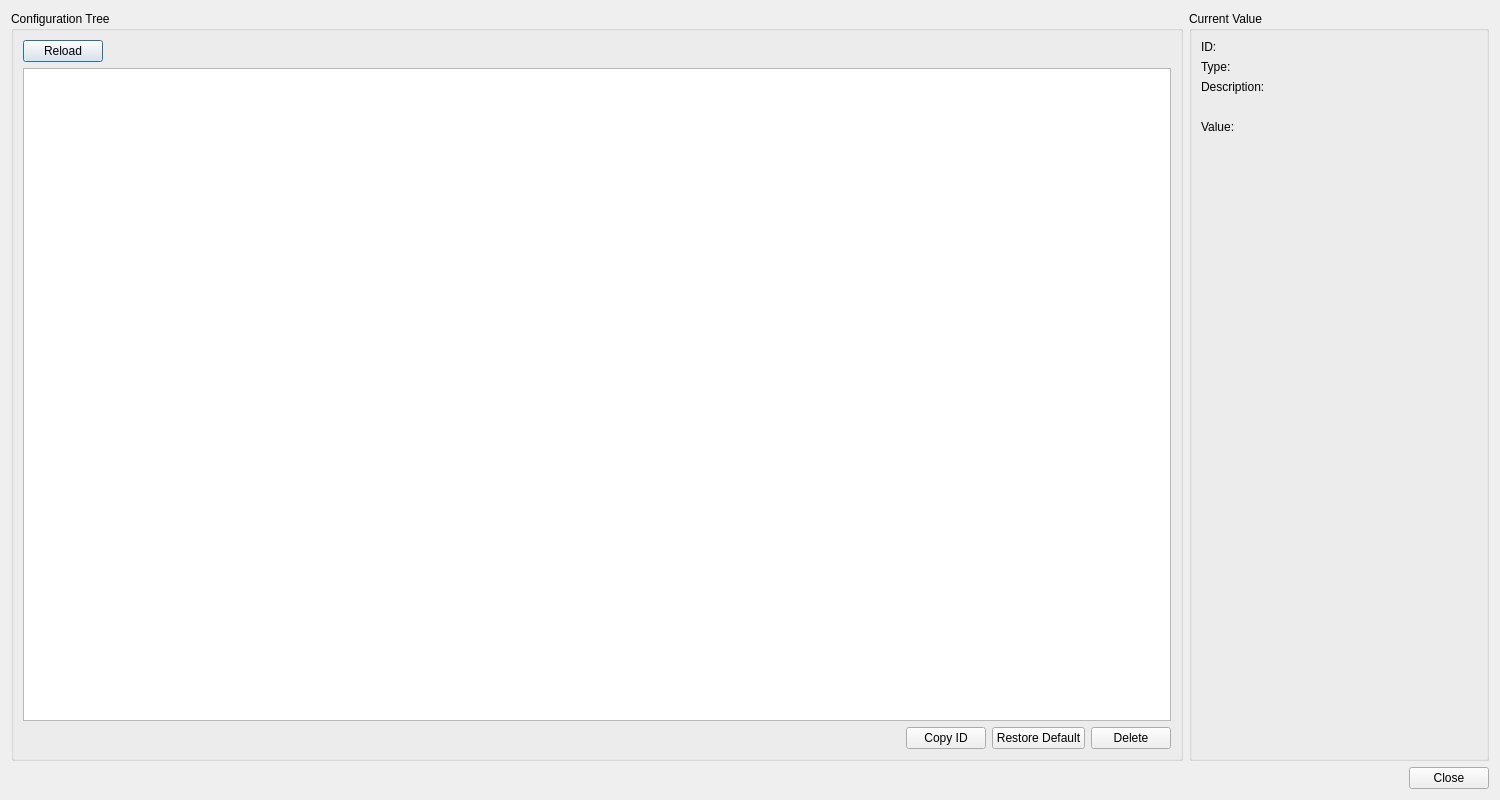
Qt form Dialogs/DlgConfigEditor.ui (ma7t3/ScheduleMaster) before a commit.
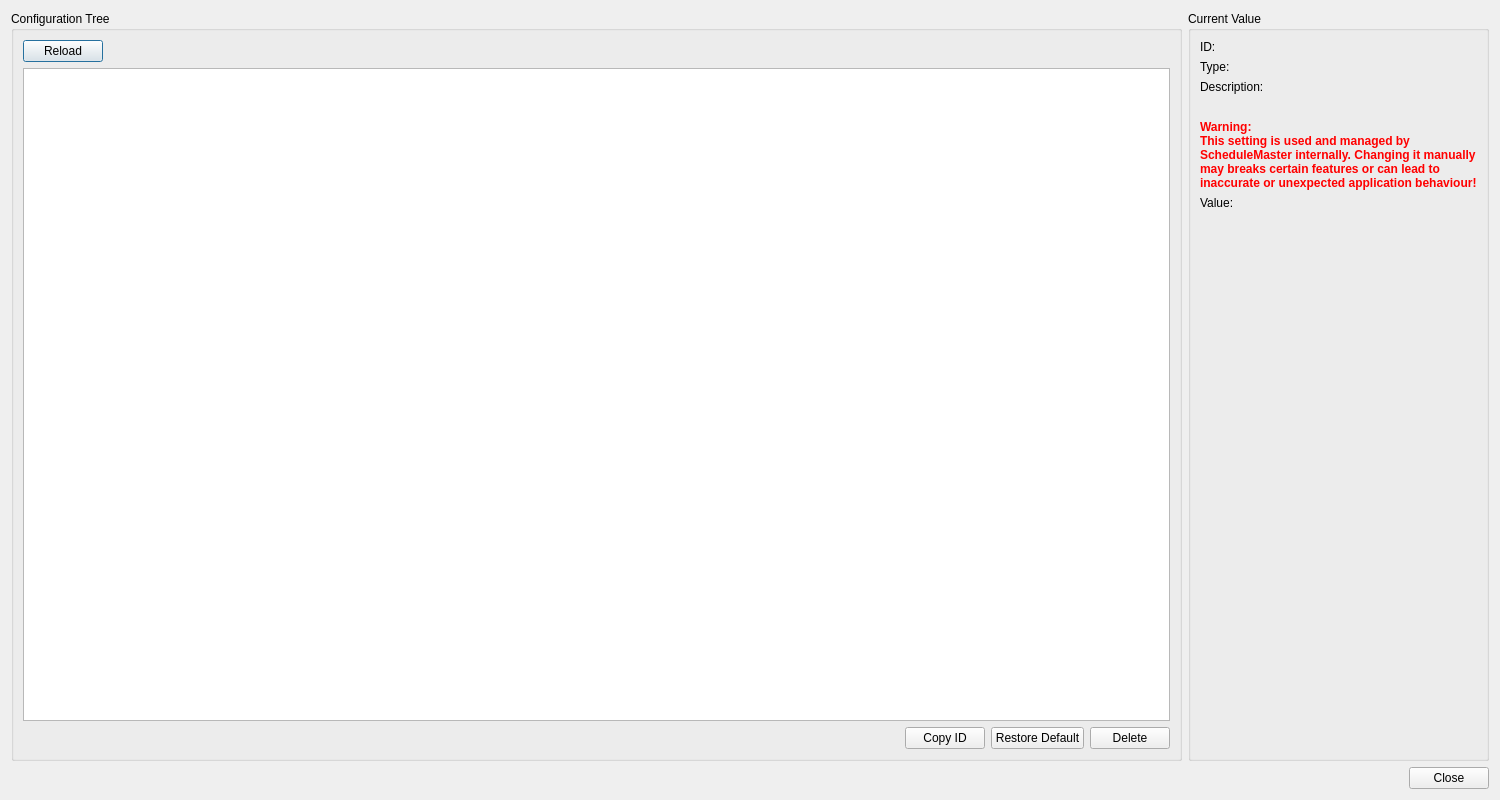
The same form after that commit. Icons and pictures are not drawn. Custom widgets are drawn as their Qt base class.

Commit message:
Add 'dontTouchWarning' to settings and config editor
Introduces a 'dontTouchWarning' property to settings items, updates the config editor UI to display a warning label for such items, and extends SettingsManager to handle the new property. This helps prevent users from modifying internal settings that could affect application stability.

Diff of the .ui file:
```diff
--- a/Dialogs/DlgConfigEditor.ui
+++ b/Dialogs/DlgConfigEditor.ui
@@ -121,7 +121,7 @@
        <property name="title">
         <string>Current Value</string>
        </property>
-       <layout class="QVBoxLayout" name="verticalLayout_2" stretch="0,0,0,0,1">
+       <layout class="QVBoxLayout" name="verticalLayout_2" stretch="0,0,0,0,0,1">
         <item>
          <layout class="QFormLayout" name="formLayout">
           <item row="0" column="0">
@@ -171,6 +171,25 @@
           </property>
          </widget>
         </item>
+        <item>
+         <widget class="QLabel" name="lDontTouchWarning">
+          <property name="font">
+           <font>
+            <bold>true</bold>
+           </font>
+          </property>
+          <property name="styleSheet">
+           <string notr="true">color: red;</string>
+          </property>
+          <property name="text">
+           <string>Warning:
+This setting is used and managed by ScheduleMaster internally. Changing it manually may breaks certain features or can lead to inaccurate or unexpected application behaviour!</string>
+          </property>
+          <property name="wordWrap">
+           <bool>true</bool>
+          </property>
+         </widget>
+        </item>
         <item>
          <widget class="QLabel" name="llValue">
           <property name="text">
```
The commit also changes 4 other files.
